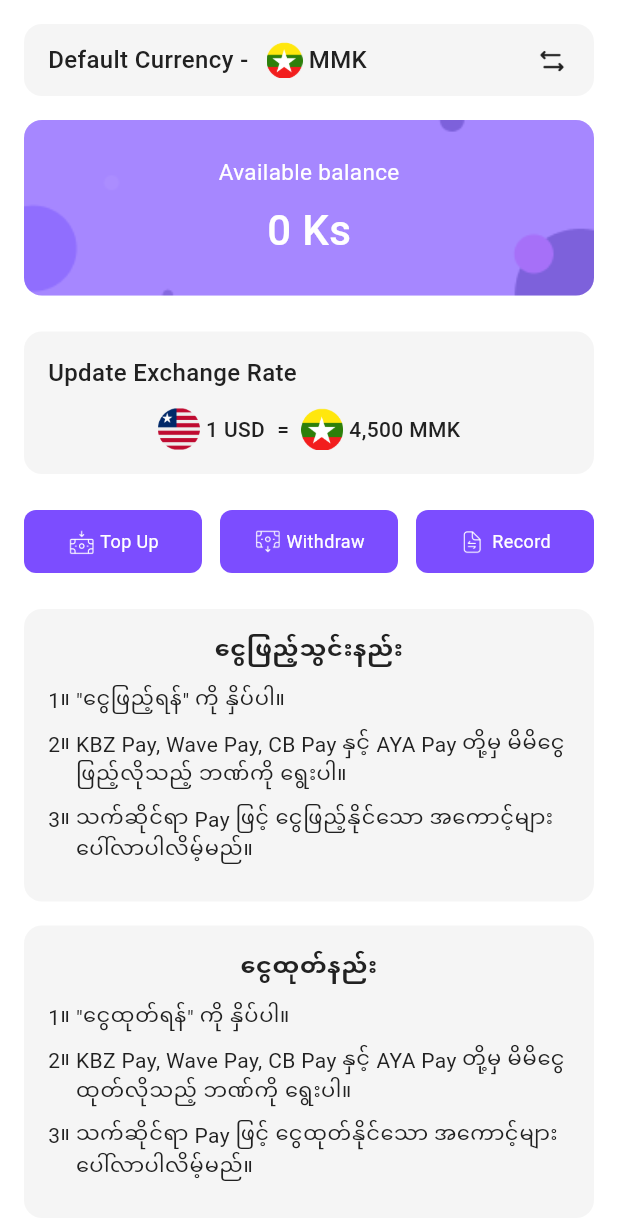
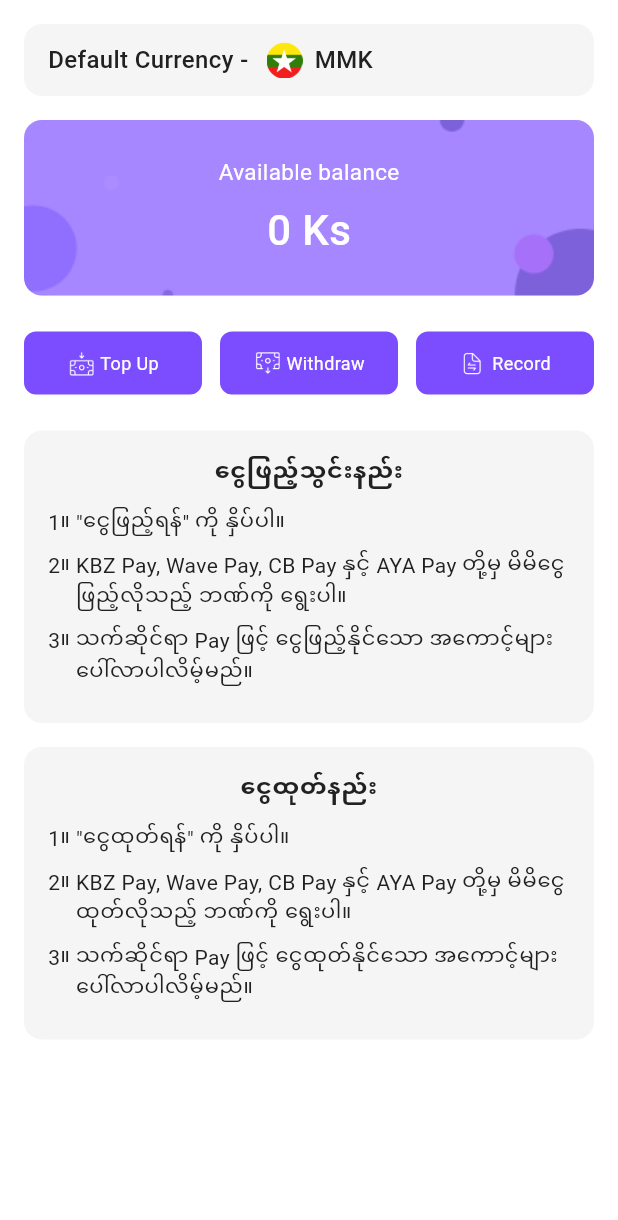
Before and after one commit to sithu-aung/one_x, a Flutter app: the PaymentPage screen opened directly, on a phone screen of 412 x 824 dp. Shown: the top 1220 px of the screen. Run offline on Flutter 3.47's test engine with Material 3 defaults, Android fonts, the phone set to English and light mode, and no system bars; our stand-ins replace flutter_riverpod, flutter_screenutil, flutter_secure_storage, flutter_svg, image_gallery_saver, material_symbols_icons and 2 more; accounts and stored records are empty.

Commit message:
Payment Update

```diff
--- a/lib/features/payment/presentation/screens/payment_page.dart
+++ b/lib/features/payment/presentation/screens/payment_page.dart
@@ -70,14 +70,14 @@ class _PaymentPageState extends ConsumerState<PaymentPage> {
                       // Default Currency Section
                       GestureDetector(
                         onTap: () async {
-                          await Navigator.push(
-                            context,
-                            MaterialPageRoute(
-                              builder: (context) => const ChangeCurrencyPage(),
-                            ),
-                          );
-                          // Refresh data after returning from currency page
-                          ref.read(paymentProvider.notifier).loadInitialData();
+                          // await Navigator.push(
+                          //   context,
+                          //   MaterialPageRoute(
+                          //     builder: (context) => const ChangeCurrencyPage(),
+                          //   ),
+                          // );
+                          // // Refresh data after returning from currency page
+                          // ref.read(paymentProvider.notifier).loadInitialData();
                         },
                         child: Container(
                           width: double.infinity,
@@ -112,7 +112,7 @@ class _PaymentPageState extends ConsumerState<PaymentPage> {
                                       width: 24,
                                       height: 24,
                                     ),
-                                    const SizedBox(width: 4),
+                                    const SizedBox(width: 8),
                                     Text(
                                       currentCurrency,
                                       style: TextStyle(
@@ -123,12 +123,6 @@ class _PaymentPageState extends ConsumerState<PaymentPage> {
                                     ),
                                   ],
                                 ),
-                              ),
-                              Image.asset(
-                                'assets/images/switch.png',
-                                width: 24,
-                                height: 24,
-                                color: iconColor,
                               ),
                             ],
                           ),
@@ -173,80 +167,81 @@ class _PaymentPageState extends ConsumerState<PaymentPage> {
                           ],
                         ),
                       ),
-                      const SizedBox(height: 24),
-                      // Exchange Rate Section
-                      Container(
-                        width: double.infinity,
-                        padding: const EdgeInsets.all(16),
-                        decoration: BoxDecoration(
-                          color: cardColor,
-                          borderRadius: BorderRadius.circular(12),
-                          border:
-                              isDarkMode
-                                  ? Border.all(color: Colors.grey.shade800)
-                                  : null,
-                        ),
-                        child: Column(
-                          crossAxisAlignment: CrossAxisAlignment.start,
-                          children: [
-                            Text(
-                              'Update Exchange Rate',
-                              style: TextStyle(
-                                fontSize: 16,
-                                fontWeight: FontWeight.w500,
-                                color: textColor,
-                              ),
-                            ),
-                            const SizedBox(height: 12),
-                            Row(
-                              mainAxisAlignment: MainAxisAlignment.center,
-                              children: [
-                                Image.asset(
-                                  'assets/images/usd.png',
-                                  width: 28,
-                                  height: 28,
-                                ),
-                                const SizedBox(width: 4),
-                                Text(
-                                  '1 USD',
-                                  style: TextStyle(
-                                    fontSize: 14,
-                                    fontWeight: FontWeight.w500,
-                                    color: textColor,
-                                  ),
-                                ),
-                                const SizedBox(width: 8),
-                                Text(
-                                  '=',
-                                  style: TextStyle(
-                                    fontSize: 14,
-                                    fontWeight: FontWeight.w500,
-                                    color: textColor,
-                                  ),
-                                ),
-                                const SizedBox(width: 8),
-                                Image.asset(
-                                  'assets/images/mmk.png',
-                                  width: 28,
-                                  height: 28,
-                                ),
-                                const SizedBox(width: 4),
-                                Flexible(
-                                  child: Text(
-                                    '${exchangeRate?.rate.toStringAsFixed(0) ?? '4,500'} MMK',
-                                    style: TextStyle(
-                                      fontSize: 14,
-                                      fontWeight: FontWeight.w500,
-                                      color: textColor,
-                                    ),
-                                    overflow: TextOverflow.ellipsis,
-                                  ),
-                                ),
-                              ],
-                            ),
-                          ],
-                        ),
-                      ),
+
+                      // const SizedBox(height: 24),
+                      // // Exchange Rate Section
+                      // Container(
+                      //   width: double.infinity,
+                      //   padding: const EdgeInsets.all(16),
+                      //   decoration: BoxDecoration(
+                      //     color: cardColor,
+                      //     borderRadius: BorderRadius.circular(12),
+                      //     border:
+                      //         isDarkMode
+                      //             ? Border.all(color: Colors.grey.shade800)
+                      //             : null,
+                      //   ),
+                      //   child: Column(
+                      //     crossAxisAlignment: CrossAxisAlignment.start,
+                      //     children: [
+                      //       Text(
+                      //         'Update Exchange Rate',
+                      //         style: TextStyle(
+                      //           fontSize: 16,
+                      //           fontWeight: FontWeight.w500,
+                      //           color: textColor,
+                      //         ),
+                      //       ),
+                      //       const SizedBox(height: 12),
+                      //       Row(
+                      //         mainAxisAlignment: MainAxisAlignment.center,
+                      //         children: [
+                      //           Image.asset(
+                      //             'assets/images/usd.png',
+                      //             width: 28,
+                      //             height: 28,
+                      //           ),
+                      //           const SizedBox(width: 4),
+                      //           Text(
+                      //             '1 USD',
+                      //             style: TextStyle(
+                      //               fontSize: 14,
+                      //               fontWeight: FontWeight.w500,
+                      //               color: textColor,
+                      //             ),
+                      //           ),
+                      //           const SizedBox(width: 8),
+                      //           Text(
+                      //             '=',
+                      //             style: TextStyle(
+                      //               fontSize: 14,
+                      //               fontWeight: FontWeight.w500,
+                      //               color: textColor,
+                      //             ),
+                      //           ),
+                      //           const SizedBox(width: 8),
+                      //           Image.asset(
+                      //             'assets/images/mmk.png',
+                      //             width: 28,
+                      //             height: 28,
+                      //           ),
+                      //           const SizedBox(width: 4),
+                      //           Flexible(
+                      //             child: Text(
+                      //               '${exchangeRate?.rate.toStringAsFixed(0) ?? '4,500'} MMK',
+                      //               style: TextStyle(
+                      //                 fontSize: 14,
+                      //                 fontWeight: FontWeight.w500,
+                      //                 color: textColor,
+                      //               ),
+                      //               overflow: TextOverflow.ellipsis,
+                      //             ),
+                      //           ),
+                      //         ],
+                      //       ),
+                      //     ],
+                      //   ),
+                      // ),
                       const SizedBox(height: 24),
                       Row(
                         children: [
@@ -278,9 +273,7 @@ class _PaymentPageState extends ConsumerState<PaymentPage> {
                                 Navigator.push(
                                   context,
                                   MaterialPageRoute(
-                                    builder:
-                                        (context) =>
-                                            const WithdrawPage(),
+                                    builder: (context) => const WithdrawPage(),
                                   ),
                                 ).then((_) {
                                   // Refresh data after returning from withdraw page
--- a/lib/features/payment/presentation/screens/withdraw_page.dart
+++ b/lib/features/payment/presentation/screens/withdraw_page.dart
@@ -53,7 +53,7 @@ class _WithdrawPageState extends ConsumerState<WithdrawPage> {
           onPressed: () => Navigator.pop(context),
         ),
         title: Text(
-          'Withdraw',
+          'ငွေထုတ်ရန်',
           style: TextStyle(
             color: textColor,
             fontSize: 18,
```
Also changed, not shown: lib/features/payment/presentation/screens/top_up_page.dart (+114 -18 lines).
